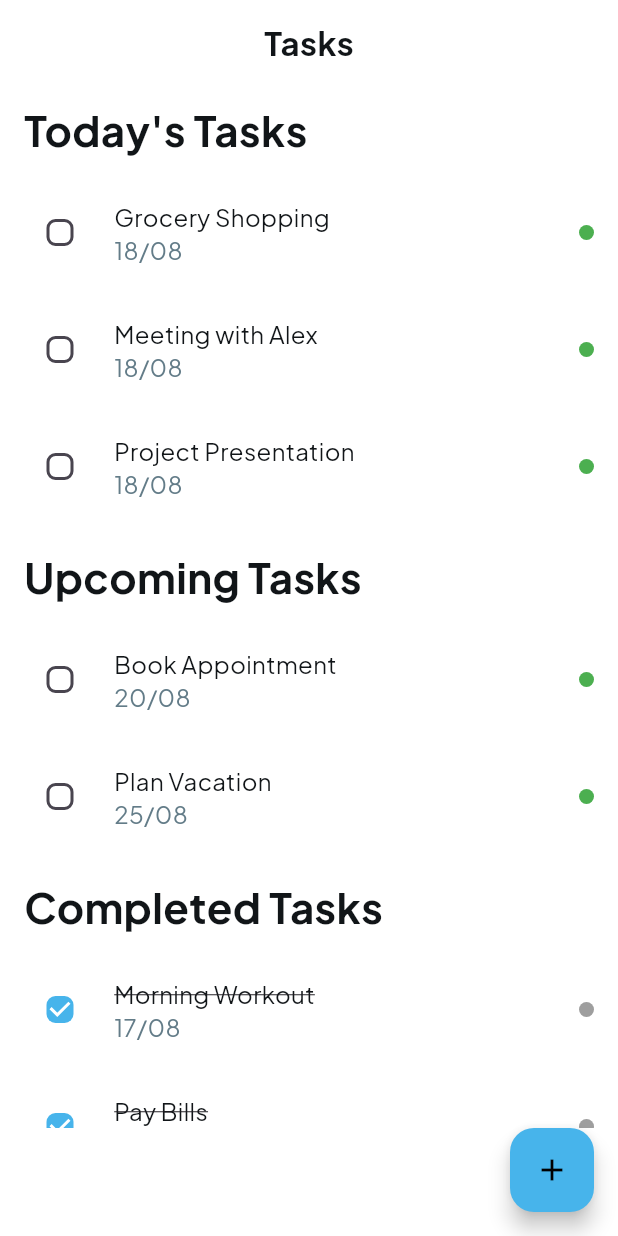
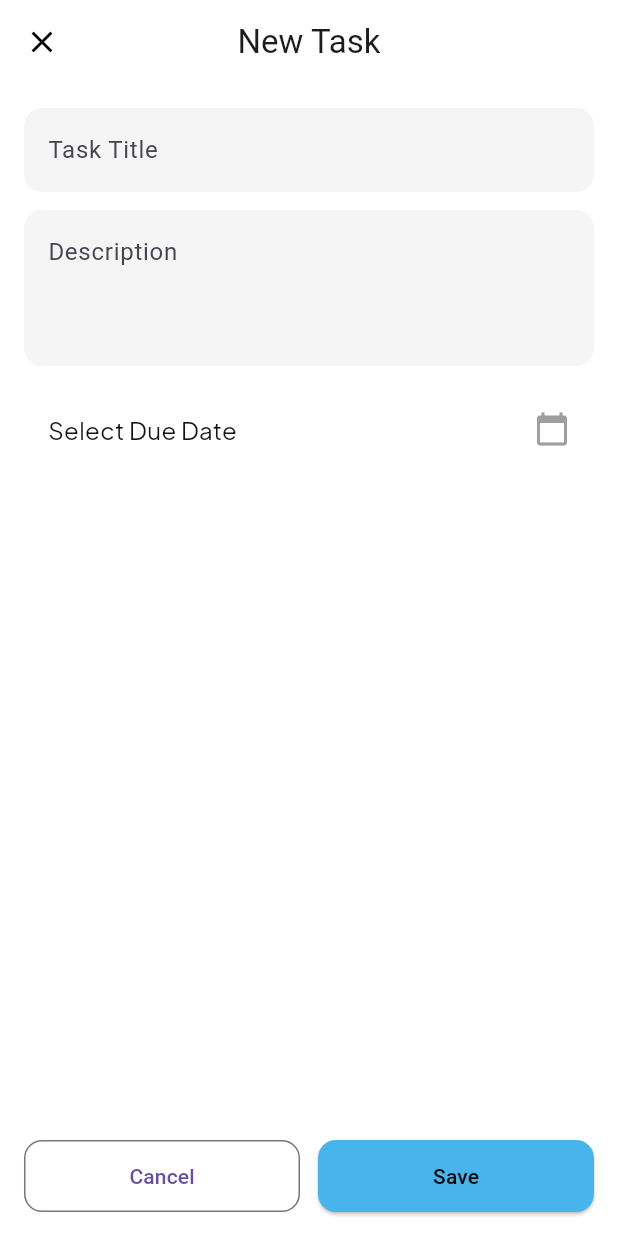
Before and after one commit to AbdullahUsman07/Flutter-Internship, a Flutter app: the screen it shows after launch, after a tap on the "add" icon, on a phone screen of 412 x 824 dp. Run offline on Flutter 3.47's test engine with Material 3 defaults, Android fonts, the phone set to English and light mode, and no system bars; our stand-ins replace get, google_fonts.

Commit message:
feat: screen added for adding tasks

```diff
--- a/week_3/day_11/lib/controllers/task_controllers.dart
+++ b/week_3/day_11/lib/controllers/task_controllers.dart
@@ -105,6 +105,11 @@ class TaskController extends GetxController {
     categorizeTasks();
   }
 
+  void addTask(Task task) {
+    allTasks.add(task);
+    categorizeTasks();
+  }
+
   bool isSameDate(DateTime a, DateTime b) {
     return a.year == b.year && a.month == b.month && a.day == b.day;
   }
--- a/week_3/day_11/lib/main.dart
+++ b/week_3/day_11/lib/main.dart
@@ -2,6 +2,7 @@
 
 import 'package:day_11/screens/tasks_screen.dart';
 import 'package:flutter/material.dart';
+import 'package:get/get_navigation/src/root/get_material_app.dart';
 
 
 void main(){
@@ -13,7 +14,7 @@ class MyApp extends StatelessWidget {
 
   @override
   Widget build(BuildContext context) {
-    return MaterialApp(
+    return GetMaterialApp(
       debugShowCheckedModeBanner: false,
       title: 'My App',
       home: TasksScreen(),
--- /dev/null
+++ b/week_3/day_11/lib/screens/add_task_screen.dart
@@ -0,0 +1,203 @@
+
+import 'package:day_11/models/task_model.dart';
+import 'package:flutter/material.dart';
+import 'package:get/get.dart';
+import '../controllers/task_controllers.dart';
+import '../utils/app_colors.dart';
+import '../utils/app_text_styles.dart';
+
+class AddTaskScreen extends StatefulWidget {
+  const AddTaskScreen({super.key});
+
+  @override
+  State<AddTaskScreen> createState() => _AddTaskScreenState();
+}
+
+class _AddTaskScreenState extends State<AddTaskScreen> {
+  final TaskController taskController = Get.find();
+
+  final TextEditingController titleController = TextEditingController();
+  final TextEditingController descriptionController = TextEditingController();
+
+  DateTime? selectedDate;
+
+  Future<void> _pickDate(BuildContext context) async {
+    final now = DateTime.now();
+    final picked = await showDatePicker(
+      context: context,
+      initialDate: now,
+      firstDate: now,
+      lastDate: DateTime(now.year + 5),
+    );
+
+    if (picked != null) {
+      setState(() {
+        selectedDate = picked;
+      });
+    }
+  }
+
+  void _saveTask() {
+  if (titleController.text.trim().isEmpty || selectedDate == null) {
+    Get.defaultDialog(
+      title: "Error",
+      middleText: "Title and Due Date are required",
+      textConfirm: "OK",
+      confirmTextColor: Colors.white,
+      onConfirm: () {
+        Get.back(); // close dialog
+      },
+    );
+    return;
+  }
+
+  taskController.addTask(Task(
+    title: titleController.text.trim(),
+    description: descriptionController.text.trim(),
+    dueDate: selectedDate!,
+  ));
+
+  // Show success dialog
+  Get.defaultDialog(
+    title: "Success",
+    middleText: "Task Added Successfully",
+    textConfirm: "OK",
+    confirmTextColor: Colors.white,
+    onConfirm: () {
+      titleController.clear();
+      descriptionController.clear();
+      selectedDate = null; // reset
+      Get.back(); // close dialog
+      Get.back(); // close Add Task Screen
+    },
+  );
+}
+  // void _saveTask() {
+  //   if (titleController.text.trim().isEmpty || selectedDate == null) {
+  //     Get.snackbar("Error", "Title and Due Date are required",
+  //         backgroundColor: Colors.redAccent, colorText: Colors.white);
+  //     return;
+  //   }
+
+  //   taskController.addTask(Task(
+  //     title: titleController.text.trim(),
+  //     description: descriptionController.text.trim(),
+  //     dueDate: selectedDate!,
+  //   ));
+
+  //   Get.back(); // close screen
+  // }
+
+  @override
+  Widget build(BuildContext context) {
+    return Scaffold(
+      backgroundColor: AppColors.background,
+      appBar: AppBar(
+        title: const Text("New Task"),
+        backgroundColor: AppColors.background,
+        elevation: 0,
+        centerTitle: true,
+        leading: IconButton(
+          icon: const Icon(Icons.close, color: Colors.black),
+          onPressed: () => Navigator.pop(context),
+        ),
+      ),
+      body: Padding(
+        padding: const EdgeInsets.all(16.0),
+        child: Column(
+          crossAxisAlignment: CrossAxisAlignment.stretch,
+          children: [
+            // Title Input
+            TextField(
+              controller: titleController,
+              decoration: InputDecoration(
+                hintText: "Task Title",
+                filled: true,
+                fillColor: AppColors.surface,
+                border: OutlineInputBorder(
+                  borderRadius: BorderRadius.circular(12),
+                  borderSide: BorderSide.none,
+                ),
+              ),
+            ),
+            const SizedBox(height: 12),
+
+            // Description
+            TextField(
+              controller: descriptionController,
+              minLines: 3,
+              maxLines: 5,
+              decoration: InputDecoration(
+                hintText: "Description",
+                filled: true,
+                fillColor: AppColors.surface,
+                border: OutlineInputBorder(
+                  borderRadius: BorderRadius.circular(12),
+                  borderSide: BorderSide.none,
+                ),
+              ),
+            ),
+            const SizedBox(height: 12),
+
+            // Due Date Picker
+            GestureDetector(
+              onTap: () => _pickDate(context),
+              child: Container(
+                padding: const EdgeInsets.symmetric(horizontal: 16, vertical: 18),
+                decoration: BoxDecoration(
+                  color: AppColors.background,
+                  borderRadius: BorderRadius.circular(12),
+                ),
+                child: Row(
+                  mainAxisAlignment: MainAxisAlignment.spaceBetween,
+                  children: [
+                    Text(
+                      selectedDate == null
+                          ? "Select Due Date"
+                          : "${selectedDate!.day}/${selectedDate!.month}/${selectedDate!.year}",
+                      style: AppTextStyles.body,
+                    ),
+                    const Icon(Icons.calendar_today, color: Colors.grey),
+                  ],
+                ),
+              ),
+            ),
+            const Spacer(),
+
+            // Buttons
+            Row(
+              children: [
+                Expanded(
+                  child: OutlinedButton(
+                    onPressed: () => Navigator.pop(context),
+                    style: OutlinedButton.styleFrom(
+                      padding: const EdgeInsets.symmetric(vertical: 14),
+                      shape: RoundedRectangleBorder(
+                        borderRadius: BorderRadius.circular(12),
+                      ),
+                    ),
+                    child: const Text("Cancel"),
+                  ),
+                ),
+                const SizedBox(width: 12),
+                Expanded(
+                  child: ElevatedButton(
+                    onPressed: _saveTask,
+                    style: ElevatedButton.styleFrom(
+                      backgroundColor: AppColors.primary,
+                      padding: const EdgeInsets.symmetric(vertical: 14),
+                      shape: RoundedRectangleBorder(
+                        borderRadius: BorderRadius.circular(12),
+                      ),
+                    ),
+                    child: const Text("Save", style: TextStyle(color: Colors.black)),
+                  ),
+                ),
+              ],
+            ),
+          ],
+        ),
+      ),
+    );
+  }
+}
--- a/week_3/day_11/lib/screens/tasks_screen.dart
+++ b/week_3/day_11/lib/screens/tasks_screen.dart
@@ -1,5 +1,6 @@
 
 import 'package:day_11/controllers/task_controllers.dart';
+import 'package:day_11/screens/add_task_screen.dart';
 import 'package:flutter/material.dart';
 import 'package:get/get.dart';
 import '../widgets/task_section.dart';
@@ -60,7 +61,7 @@ class TasksScreen extends StatelessWidget {
                 alignment: Alignment.bottomRight,
                 child: FloatingActionButton(
                   onPressed: () {
-                    // TODO: Navigate to Add Task screen
+                    Navigator.push(context, MaterialPageRoute(builder: (context) => AddTaskScreen()));
                   },
                   backgroundColor: AppColors.primary,
                   child: const Icon(Icons.add, color: Colors.black),
--- a/week_3/day_11/lib/utils/app_colors.dart
+++ b/week_3/day_11/lib/utils/app_colors.dart
@@ -6,4 +6,5 @@ class AppColors {
   static const Color textDark = Color(0xFF111518);
   static const Color textLight = Color(0xFF637C88);
   static const Color background = Colors.white;
+  static const Color surface = Color(0xFFF5F5F5);
 }
```
